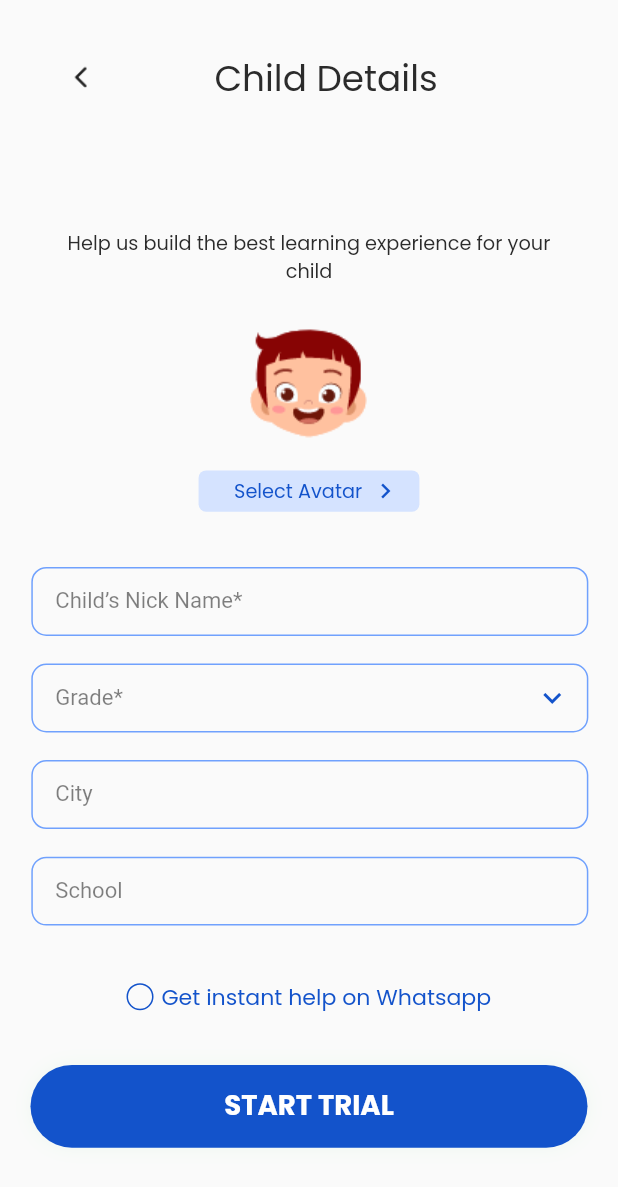
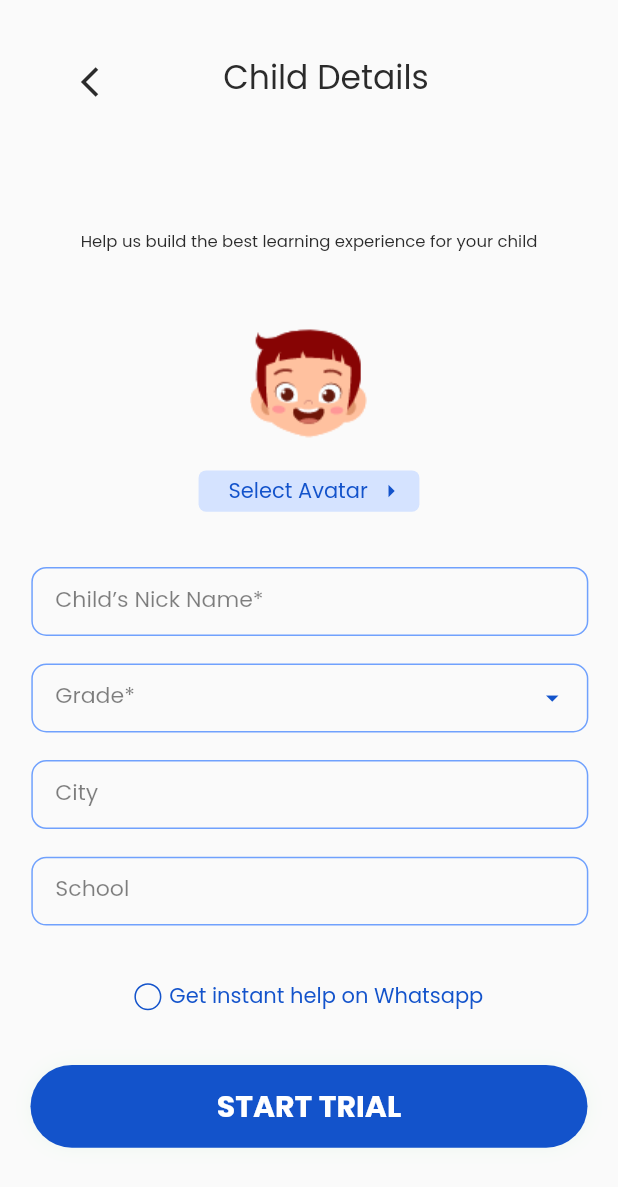
Before and after one commit to MMRoopa/avatar_dialog, a Flutter app: the ChildDetails screen opened directly, on a phone screen of 412 x 824 dp. Shown: the top 1187 px of the screen. Run offline on Flutter 3.47's test engine with Material 2 defaults, Android fonts, the phone set to English and light mode, and no system bars; drawn by our look-alikes of auto_size_text; our stand-ins replace flutter_screenutil, scroll_to_index.

Commit message:
added Screen_Utils with AutoSizeText for ChildDetails

```diff
--- a/lib/childDetails/child_details.dart
+++ b/lib/childDetails/child_details.dart
@@ -1,3 +1,4 @@
+import 'package:auto_size_text/auto_size_text.dart';
 import 'package:avatar_dialog/avatarDialog/avatar_dialog.dart';
 import 'package:avatar_dialog/gradeDialog/grade_dialog.dart';
 import 'package:avatar_dialog/langDialog/lang_dialog.dart';
@@ -27,6 +28,7 @@ class _ChildDetailsState extends State<ChildDetails> {
         designSize: const Size(375, 896),
         context: context,
         minTextAdapt: true,
+        splitScreenMode: true,
         orientation: Orientation.portrait);
     return Scaffold(
       body: Column(
@@ -40,6 +42,7 @@ class _ChildDetailsState extends State<ChildDetails> {
             margin: EdgeInsets.only(top: 38.h, bottom: 92.h),
             child: Row(
               mainAxisAlignment: MainAxisAlignment.center,
+              crossAxisAlignment: CrossAxisAlignment.center,
               children: <Widget>[
                 Padding(
                   padding: EdgeInsets.only(left: 23.w),
@@ -47,23 +50,24 @@ class _ChildDetailsState extends State<ChildDetails> {
                     onPressed: () {
                       Navigator.pop(context);
                     },
-                    icon: const ImageIcon(
-                      AssetImage("assets/images/round_arrow_back.png"),
-                      size: 24.0,
+                    icon: const Icon(
+                      Icons.arrow_back_ios_outlined,
+                      color: Color(0xFF2B2B2B),
                     ),
+                    iconSize: 24.0,
                   ),
                 ),
                 Padding(
                   padding: EdgeInsets.only(left: 59.w, right: 105.w),
-                  child: Text(
+                  child: const AutoSizeText(
                     "Child Details",
                     style: TextStyle(
-                      color: const Color(0xFF2B2B2B),
-                      fontSize: 26.sp,
+                      color: Color(0xFF2B2B2B),
+                      fontSize: 26.0,
                       fontWeight: FontWeight.w500,
                       fontFamily: 'Poppins',
                     ),
-                    textScaleFactor: 1,
+                    minFontSize: 16.0, //with 18.0 overflowing in Nexus One
                     textAlign: TextAlign.center,
                     maxLines: 1,
                   ),
@@ -75,22 +79,21 @@ class _ChildDetailsState extends State<ChildDetails> {
             height: 38.h,
             width: 300.w,
             margin: EdgeInsets.only(left: 38.w, right: 38.w, bottom: 20.h),
-            child: Text(
+            child: const AutoSizeText(
               'Help us build the best learning experience for your child',
               style: TextStyle(
-                color: const Color(0xFF2B2B2B),
-                fontSize: 14.sp,
+                color: Color(0xFF2B2B2B),
+                fontSize: 14.0,
                 fontWeight: FontWeight.w500,
                 fontFamily: 'Poppins',
               ),
-              textScaleFactor: 1,
+              minFontSize: 6.0,
               textAlign: TextAlign.center,
               maxLines: 2,
             ),
           ),
           Expanded(
             child: SingleChildScrollView(
-              physics: const ClampingScrollPhysics(),
               child: Column(
                 crossAxisAlignment: CrossAxisAlignment.center,
                 children: [
@@ -132,21 +135,22 @@ class _ChildDetailsState extends State<ChildDetails> {
                         children: [
                           Padding(
                             padding: EdgeInsets.only(left: 10.w, right: 5.w),
-                            child: Text(
+                            child: const AutoSizeText(
                               'Select Avatar',
                               style: TextStyle(
-                                fontSize: 14.sp,
-                                color: const Color(0xFF1353CB),
+                                fontSize: 14.0,
+                                color: Color(0xFF1353CB),
                                 fontWeight: FontWeight.w500,
                                 fontFamily: 'Poppins',
                               ),
+                              minFontSize: 6.0,
                               textAlign: TextAlign.center,
                               maxLines: 1,
                             ),
                           ),
                           const SizedBox(
                             child: Icon(
-                              Icons.keyboard_arrow_right_outlined,
+                              Icons.arrow_right_sharp,
                               color: Color(0xFF1353CB),
                               size: 20.0,
                             ),
@@ -166,11 +170,13 @@ class _ChildDetailsState extends State<ChildDetails> {
                         labelStyle: TextStyle(
                           color: Colors.black.withOpacity(0.5),
                           fontSize: 16.sp,
+                          fontFamily: 'Poppins',
                         ),
                       ),
                       style: TextStyle(
                         color: Colors.black,
                         fontSize: 16.sp,
+                        fontFamily: 'Poppins',
                       ),
                     ),
                   ),
@@ -185,17 +191,20 @@ class _ChildDetailsState extends State<ChildDetails> {
                       decoration: kTextFieldDecoration.copyWith(
                         labelText: 'Grade*',
                         suffixIcon: const Icon(
-                          Icons.keyboard_arrow_down,
+                          Icons.arrow_drop_down_sharp,
                           color: Color(0xFF1353CB),
+                          size: 20.0,
                         ),
                         labelStyle: TextStyle(
                           color: Colors.black.withOpacity(0.5),
                           fontSize: 16.sp,
+                          fontFamily: 'Poppins',
                         ),
                       ),
                       style: TextStyle(
                         color: Colors.black,
                         fontSize: 16.sp,
+                        fontFamily: 'Poppins',
                       ),
                       onTap: () {
                         showDialog(
@@ -220,11 +229,13 @@ class _ChildDetailsState extends State<ChildDetails> {
                         labelStyle: TextStyle(
                           color: Colors.black.withOpacity(0.5),
                           fontSize: 16.sp,
+                          fontFamily: 'Poppins',
                         ),
                       ),
                       style: TextStyle(
                         color: Colors.black,
                         fontSize: 16.sp,
+                        fontFamily: 'Poppins',
                       ),
                     ),
                   ),
@@ -239,11 +250,13 @@ class _ChildDetailsState extends State<ChildDetails> {
                         labelStyle: TextStyle(
                           color: Colors.black.withOpacity(0.5),
                           fontSize: 16.sp,
+                          fontFamily: 'Poppins',
                         ),
                       ),
                       style: TextStyle(
                         color: Colors.black,
                         fontSize: 16.sp,
+                        fontFamily: 'Poppins',
                       ),
                     ),
                   ),
@@ -260,15 +273,18 @@ class _ChildDetailsState extends State<ChildDetails> {
                           suffixIcon: const Icon(
                             Icons.keyboard_arrow_down,
                             color: Color(0xFF1353CB),
+                            size: 20.0,
                           ),
                           labelStyle: TextStyle(
                             color: Colors.black.withOpacity(0.5),
-                            fontSize: ScreenUtil().setSp(16),
+                            fontSize: 16.sp,
+                            fontFamily: 'Poppins',
                           ),
                         ),
                         style: TextStyle(
                           color: Colors.black,
-                          fontSize: ScreenUtil().setSp(16),
+                          fontSize: 16.sp,
+                          fontFamily: 'Poppins',
                         ),
                         onTap: () {
                           showDialog(
@@ -324,13 +340,14 @@ class _ChildDetailsState extends State<ChildDetails> {
                           ), //Che
                           Padding(
                             padding: EdgeInsets.only(left: 5.w),
-                            child: Text(
+                            child: const AutoSizeText(
                               'Get instant help on Whatsapp',
                               style: TextStyle(
-                                fontSize: 16.sp,
-                                color: const Color(0xFF1353CB),
+                                fontSize: 16.0,
+                                color: Color(0xFF1353CB),
                                 fontFamily: 'Poppins',
                               ),
+                              minFontSize: 8.0,
                               textAlign: TextAlign.center,
                               maxLines: 1,
                             ),
@@ -361,14 +378,15 @@ class _ChildDetailsState extends State<ChildDetails> {
               onTap: () {},
               child: Container(
                 alignment: Alignment.center,
-                child: Text(
+                child: const AutoSizeText(
                   'START TRIAL',
                   style: TextStyle(
-                    fontSize: 20.sp,
+                    fontSize: 20.0,
                     color: Colors.white,
                     fontWeight: FontWeight.bold,
                     fontFamily: 'Poppins',
                   ),
+                  minFontSize: 12.0,
                   textAlign: TextAlign.center,
                   maxLines: 1,
                 ),
```
